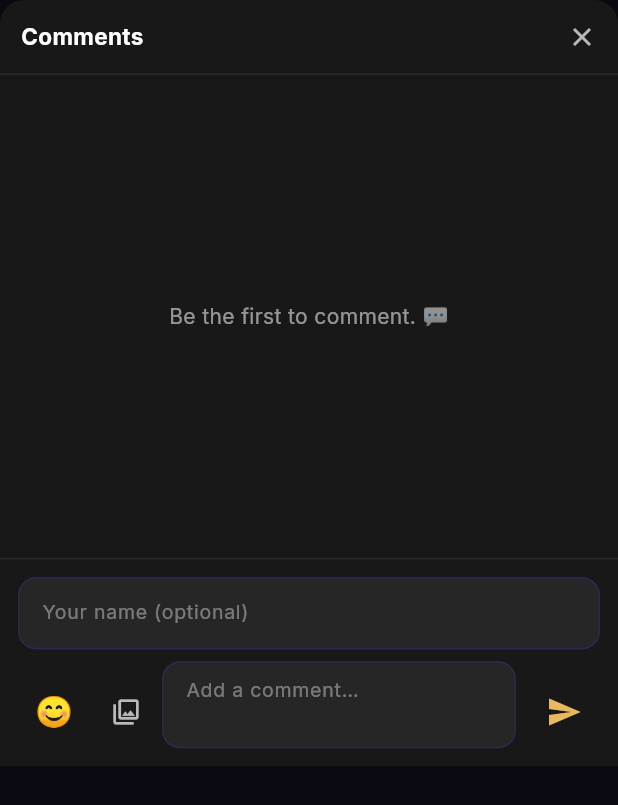
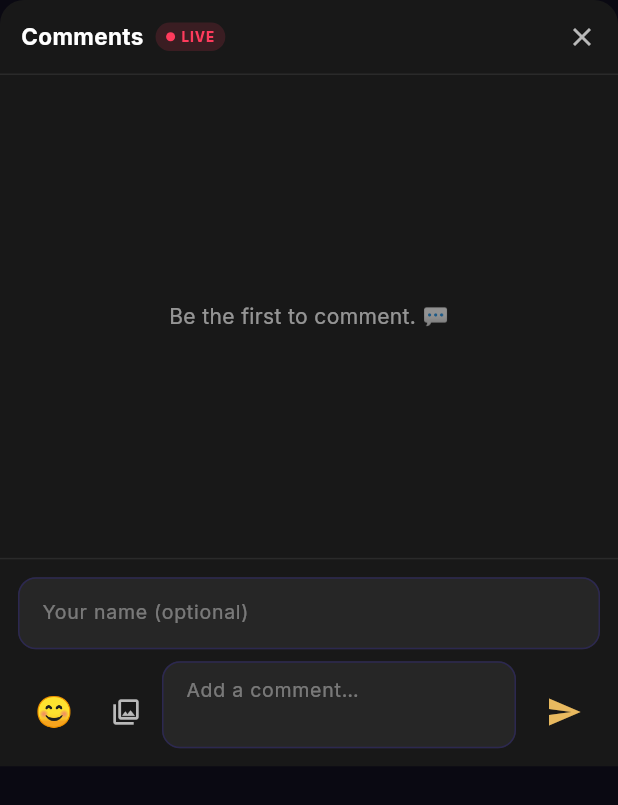
Before and after one commit to philmorehost/CHURCH-MEDIA, a Flutter app: the _CommentSheet widget shown alone on an empty page, opened directly with empty values, on a phone screen of 412 x 824 dp. Shown: the top 805 px of the screen. Run offline on Flutter 3.47's test engine with Material 3 defaults, Android fonts, the phone set to English and light mode, and no system bars; our stand-ins replace cached_network_image, google_fonts, image_picker, sqflite, video_player, visibility_detector and 2 more; accounts and stored records are empty; network calls fail.

Commit message:
feat(feed): real-time comments + premium reels polish (web & app)
Web:
- Live comment updates while the sheet is open (4s polling with signature diff, scroll preserved)
- LIVE pulse indicator in the comment header; relative 'x ago' comment timestamps
- Like heart pop + comment entrance animations; prefers-reduced-motion support

App:
- Real-time comment refresh in the comment sheet (5s polling, no flicker) + 'LIVE' chip + 'New comments just arrived' banner
- Like icon pop animation (easeOutBack scale) on tap/double-tap
- Pull-to-refresh already available on the feed

```diff
--- a/mobile/lib/screens/feed_screen.dart
+++ b/mobile/lib/screens/feed_screen.dart
@@ -1,3 +1,4 @@
+import 'dart:async';
 import 'dart:io';
 import 'package:cached_network_image/cached_network_image.dart';
 import 'package:flutter/foundation.dart' show Factory;
@@ -253,6 +254,7 @@ class _FeedSlideState extends State<_FeedSlide> {
   bool _liking = false;
   bool _saving = false;
   bool _burst = false;
+  bool _likePop = false;
 
   MediaItem? get _activeMedia => widget.post.mediaItems.isEmpty ? null : widget.post.mediaItems[_mediaIndex];
 
@@ -353,7 +355,13 @@ class _FeedSlideState extends State<_FeedSlide> {
       setState(() {
         widget.post.likedByViewer = result.liked;
       });
-      if (result.liked) _fireBurst();
+      if (result.liked) {
+        _fireBurst();
+        setState(() => _likePop = true);
+        Future.delayed(const Duration(milliseconds: 320), () {
+          if (mounted) setState(() => _likePop = false);
+        });
+      }
     } catch (_) {
     } finally {
       if (mounted) setState(() => _liking = false);
@@ -527,6 +535,7 @@ class _FeedSlideState extends State<_FeedSlide> {
                   color: post.likedByViewer ? const Color(0xFFFF4D6D) : Colors.white,
                   label: _formatCount(post.likesCount),
                   onTap: () => _toggleLike(),
+                  pop: _likePop,
                 ),
                 const SizedBox(height: 18),
                 _actionButton(
@@ -680,16 +689,21 @@ class _FeedSlideState extends State<_FeedSlide> {
         child: Text(text, style: const TextStyle(color: Colors.white, fontSize: 11, fontWeight: FontWeight.w700)),
       );
 
-  Widget _actionButton({required IconData icon, Color color = Colors.white, required String label, VoidCallback? onTap, bool iconOnly = false}) {
+  Widget _actionButton({required IconData icon, Color color = Colors.white, required String label, VoidCallback? onTap, bool iconOnly = false, bool pop = false}) {
     return GestureDetector(
       onTap: onTap,
       child: Column(
         children: [
-          Container(
+          AnimatedScale(
+            scale: pop ? 1.4 : 1.0,
+            duration: const Duration(milliseconds: 280),
+            curve: Curves.easeOutBack,
+            child: Container(
               width: 44,
               height: 44,
               decoration: BoxDecoration(color: Colors.white.withValues(alpha: 0.12), shape: BoxShape.circle),
               child: Icon(icon, color: color, size: 22),
+            ),
           ),
           if (!iconOnly) ...[
             const SizedBox(height: 4),
@@ -774,10 +788,13 @@ class _CommentSheetState extends State<_CommentSheet> {
   List<Map<String, dynamic>> _comments = [];
   bool _loading = true;
   bool _posting = false;
+  bool _hasNewComments = false;
   int? _replyToId;
   String? _replyToName;
   XFile? _image;
   bool _emojiOpen = false;
+  Timer? _pollTimer;
+  Timer? _newHintTimer;
 
   static const _emojis = ['😂','😍','😊','🙏','❤️','🔥','👍','👏','🙌','😮','🥰','😢','😎','🤣','💯','🎉','✝️','💒','😇','🤗','😅','🥹','😴','🤔','✨','💖','🕊️','🎶'];
 
@@ -786,6 +803,37 @@ class _CommentSheetState extends State<_CommentSheet> {
     super.initState();
     _name.text = '';
     _load();
+    // Real-time: light polling while the sheet is open.
+    _pollTimer = Timer.periodic(const Duration(seconds: 5), (_) => _poll());
+  }
+
+  String _signature(List<Map<String, dynamic>> list) {
+    return list.map((c) {
+      final replies = ((c['replies'] as List<dynamic>?) ?? const [])
+          .cast<Map<String, dynamic>>()
+          .map((r) => '${r['id']}:${(r['message'] as String? ?? '').length}')
+          .join(',');
+      return '${c['id']}:${(c['message'] as String? ?? '').length}:${c['reply_count'] ?? 0}:$replies';
+    }).join('|');
+  }
+
+  Future<void> _poll() async {
+    if (_loading) return;
+    try {
+      final list = await widget.api.fetchComments(widget.postId);
+      if (!mounted) return;
+      final sig = _signature(list);
+      final current = _signature(_comments);
+      if (sig == current) return;
+      setState(() {
+        _comments = list;
+        _hasNewComments = true;
+      });
+      _newHintTimer?.cancel();
+      _newHintTimer = Timer(const Duration(seconds: 3), () {
+        if (mounted) setState(() => _hasNewComments = false);
+      });
+    } catch (_) {}
   }
 
   Future<void> _load() async {
@@ -965,6 +1013,8 @@ class _CommentSheetState extends State<_CommentSheet> {
 
   @override
   void dispose() {
+    _pollTimer?.cancel();
+    _newHintTimer?.cancel();
     _message.dispose();
     _name.dispose();
     super.dispose();
@@ -988,6 +1038,22 @@ class _CommentSheetState extends State<_CommentSheet> {
               child: Row(
                 children: [
                   const Text('Comments', style: TextStyle(color: Colors.white, fontWeight: FontWeight.w700, fontSize: 15)),
+                  const SizedBox(width: 8),
+                  Container(
+                    padding: const EdgeInsets.symmetric(horizontal: 7, vertical: 3),
+                    decoration: BoxDecoration(
+                      color: const Color(0x26FF3B5C),
+                      borderRadius: BorderRadius.circular(20),
+                    ),
+                    child: const Row(
+                      mainAxisSize: MainAxisSize.min,
+                      children: [
+                        SizedBox(width: 6, height: 6, child: DecoratedBox(decoration: BoxDecoration(color: Color(0xFFFF3B5C), shape: BoxShape.circle))),
+                        SizedBox(width: 4),
+                        Text('LIVE', style: TextStyle(color: Color(0xFFFF3B5C), fontSize: 9, fontWeight: FontWeight.w800, letterSpacing: 0.6)),
+                      ],
+                    ),
+                  ),
                   const Spacer(),
                   GestureDetector(onTap: () => Navigator.pop(context), child: const Icon(Icons.close, color: Colors.white70, size: 20)),
                 ],
@@ -997,12 +1063,35 @@ class _CommentSheetState extends State<_CommentSheet> {
             Expanded(
               child: _loading
                   ? const Center(child: CircularProgressIndicator(color: AppColors.gold))
-                  : _comments.isEmpty
+                  : Column(
+                      children: [
+                        if (_hasNewComments)
+                          GestureDetector(
+                            onTap: () => setState(() => _hasNewComments = false),
+                            child: Container(
+                              margin: const EdgeInsets.fromLTRB(16, 8, 16, 0),
+                              padding: const EdgeInsets.symmetric(vertical: 7),
+                              decoration: BoxDecoration(color: const Color(0x26FF3B5C), borderRadius: BorderRadius.circular(10)),
+                              child: const Row(
+                                mainAxisAlignment: MainAxisAlignment.center,
+                                children: [
+                                  Icon(Icons.arrow_downward, size: 14, color: Color(0xFFFF3B5C)),
+                                  SizedBox(width: 6),
+                                  Text('New comments just arrived', style: TextStyle(color: Color(0xFFFF3B5C), fontSize: 12, fontWeight: FontWeight.w600)),
+                                ],
+                              ),
+                            ),
+                          ),
+                        Expanded(
+                          child: _comments.isEmpty
                               ? const Center(child: Text('Be the first to comment. 💬', style: TextStyle(color: Colors.white54)))
                               : ListView.builder(
                                   padding: const EdgeInsets.symmetric(horizontal: 16),
                                   itemCount: _comments.length,
                                   itemBuilder: (_, i) => _commentTile(_comments[i], isReply: false),
+                                ),
+                        ),
+                      ],
                     ),
             ),
             const Divider(height: 1, color: Color(0xFF2A2A2A)),
```
Also changed, not shown: 3 other files. Lines whose indentation alone changed are shown as unchanged.
